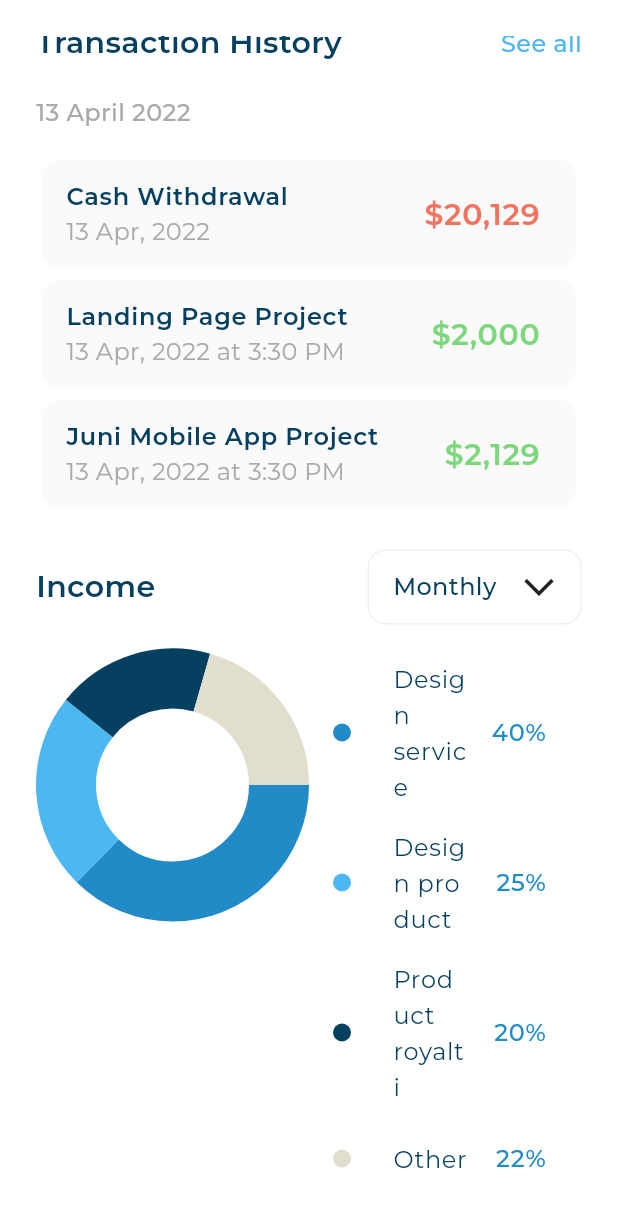
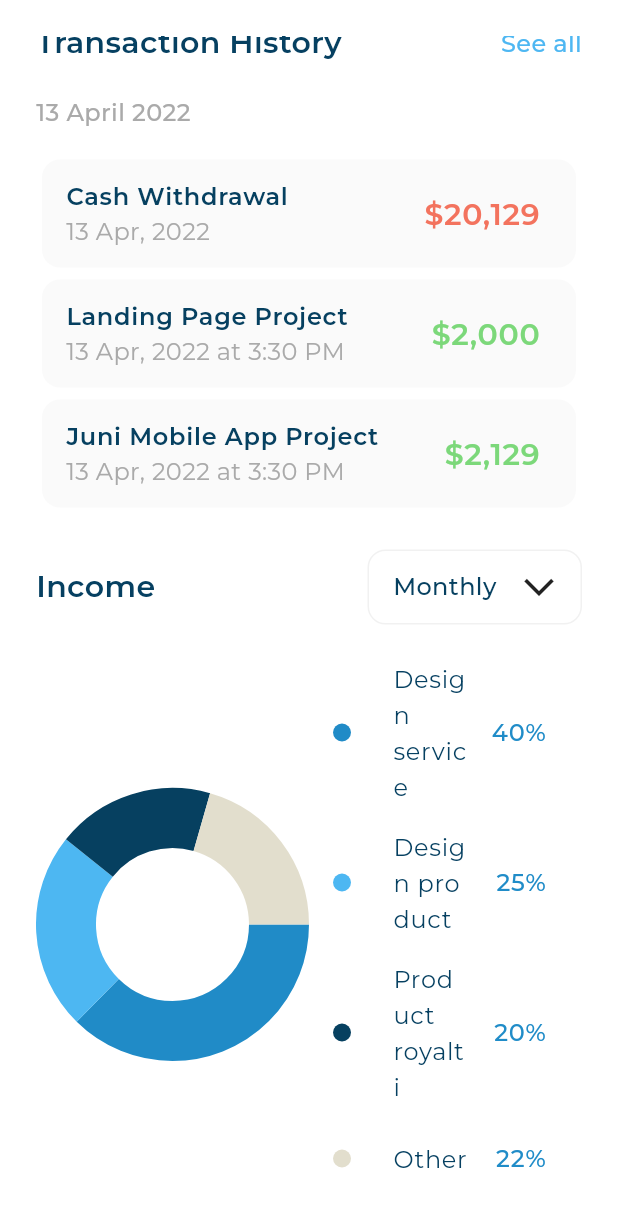
Before and after one commit to ahmedhassan456/responsive_dash_board, a Flutter app: the CardAndTransactionAndIncomeLayout widget shown alone on an empty page, opened directly, scrolled down 305 dp, on a phone screen of 412 x 824 dp. Shown: the top 1207 px of the screen. Run offline on Flutter 3.47's test engine with Material 3 defaults, Android fonts, the phone set to English and light mode, and no system bars; drawn by our look-alikes of fl_chart; our stand-ins replace device_preview, expandable_page_view, flutter_svg; project files that could hold a hidden picture were left out.

Commit message:
tablet layout done

```diff
--- a/lib/views/dashboard_view.dart
+++ b/lib/views/dashboard_view.dart
@@ -1,6 +1,7 @@
 import 'package:flutter/material.dart';
 import 'package:reponsive_dash_board/widgets/adaptive_layout/adaptive_layout_widget.dart';
 import 'package:reponsive_dash_board/widgets/adaptive_layout/dashboard_desktop_layout.dart';
+import 'package:reponsive_dash_board/widgets/adaptive_layout/dashboard_tablet_layout.dart';
 
 class DashboearView extends StatelessWidget {
   const DashboearView({super.key});
@@ -11,7 +12,7 @@ class DashboearView extends StatelessWidget {
       backgroundColor: const Color(0xFFF7F9FA),
       body: AdaptiveLayout(
         mobileLayout: (context) => const SizedBox(),
-        tabletLayout: (context) => const SizedBox(),
+        tabletLayout: (context) => const DashboardTabletLayout(),
         desktopLayout: (context) => const DashboardTesktopLayout(),
       ),
     );
--- a/lib/widgets/adaptive_layout/adaptive_layout_widget.dart
+++ b/lib/widgets/adaptive_layout/adaptive_layout_widget.dart
@@ -7,9 +7,9 @@ class AdaptiveLayout extends StatelessWidget {
   @override
   Widget build(BuildContext context) {
     return LayoutBuilder(builder: (context, constrains) {
-      if (constrains.maxWidth < 600) {
+      if (constrains.maxWidth < 800) {
         return mobileLayout(context);
-      } else if (constrains.maxWidth < 900) {
+      } else if (constrains.maxWidth < 1200) {
         return tabletLayout(context);
       } else {
         return desktopLayout(context);
--- a/lib/widgets/card_and_transaction_and_income_layout/card_and_transaction_and_income_layout.dart
+++ b/lib/widgets/card_and_transaction_and_income_layout/card_and_transaction_and_income_layout.dart
@@ -11,26 +11,21 @@ class CardAndTransactionAndIncomeLayout extends StatelessWidget {
     return Container(
       padding: const EdgeInsets.all(24.0),
       color: Colors.white,
-      child: const CustomScrollView(
-        slivers: [
-          SliverToBoxAdapter(child: CardLayout()),
-          SliverToBoxAdapter(
-            child: Divider(
+      child: const SingleChildScrollView(
+        child: Column(
+          children: [
+            CardLayout(),
+            Divider(
               height: 40.0,
               color: Color(0xFFF1F1F1),
             ),
-          ),
-          SliverToBoxAdapter(child: TransactionLayout()),
-          SliverToBoxAdapter(
-            child: SizedBox(
+            TransactionLayout(),
+            SizedBox(
               height: 24.0,
             ),
-          ),
-          SliverFillRemaining(
-            hasScrollBody: true,
-            child: IncomeSection(),
-          ),
-        ],
+            IncomeSection(),
+          ],
+        ),
       ),
     );
   }
--- a/lib/widgets/card_and_transaction_and_income_layout/income_section/income_section.dart
+++ b/lib/widgets/card_and_transaction_and_income_layout/income_section/income_section.dart
@@ -14,13 +14,13 @@ class IncomeSection extends StatelessWidget {
         children: [
           IncomeHeaderWidget(),
           SizedBox(height: 16.0,),
-          Expanded(child: Row(
-            crossAxisAlignment: CrossAxisAlignment.start,
+          Row(
+            crossAxisAlignment: CrossAxisAlignment.center,
             children: [
               Expanded(child: IncomeChartSection()),
               Expanded(child: IncomeDetails()),
             ],
-          )),
+          ),
         ],
       ),
     );
```
Also changed, not shown: lib/widgets/adaptive_layout/dashboard_tablet_layout.dart (added, +37 -0 lines), lib/widgets/main_layout/main_layout.dart (+8 -6 lines).
